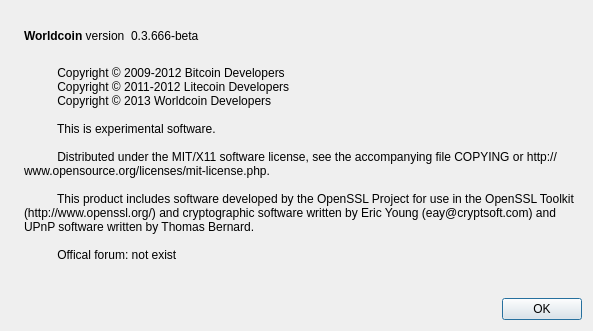
First picture: the form in src/qt/forms/aboutdialog.ui, repository krugercoinproject/krugercoin, before the edit.
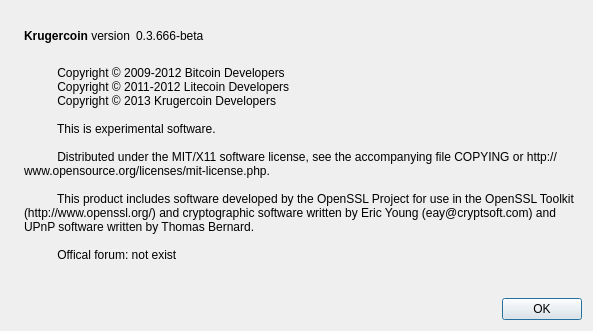
Second picture: the form after the edit. Icons and pictures are not drawn.

Commit message: Krugercoin Project Name change

What changed in the file:
```diff
--- a/src/qt/forms/aboutdialog.ui
+++ b/src/qt/forms/aboutdialog.ui
@@ -50,7 +50,7 @@
           <cursorShape>IBeamCursor</cursorShape>
          </property>
          <property name="text">
-          <string>&lt;b&gt;Worldcoin&lt;/b&gt; version</string>
+          <string>&lt;b&gt;Krugercoin&lt;/b&gt; version</string>
          </property>
          <property name="textInteractionFlags">
           <set>Qt::LinksAccessibleByMouse|Qt::TextSelectableByKeyboard|Qt::TextSelectableByMouse</set>
@@ -97,7 +97,7 @@
         <string>
           Copyright © 2009-2012 Bitcoin Developers
           Copyright © 2011-2012 Litecoin Developers
-          Copyright © 2013 Worldcoin Developers
+          Copyright © 2013 Krugercoin Developers
 
           This is experimental software.
 
```
Left out of the diff: 2 changed lines with no effect on the pictures. The commit also changes 44 other files.
